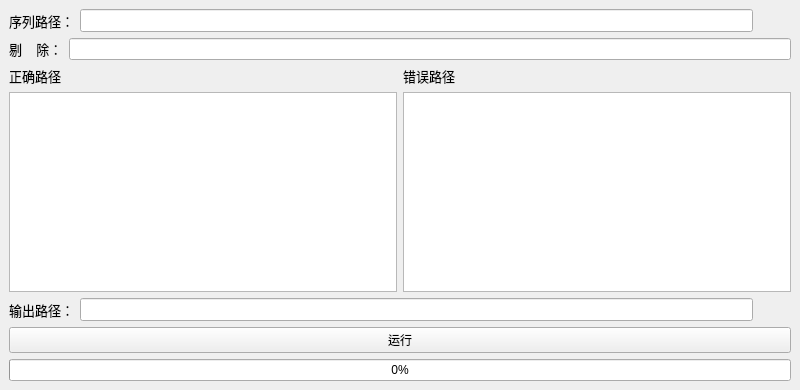
The window that source/Seq2Mov.ui (TianD/Seq2Mov) describes before a commit, drawn with Qt 5.
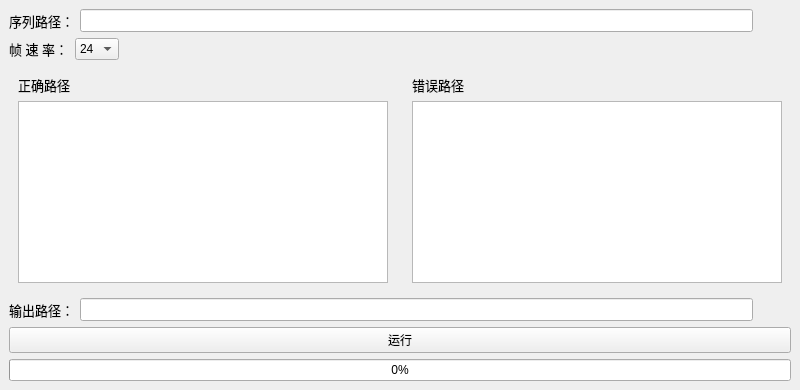
The same window after the commit. Icons and pictures are not drawn.

Patch:
```diff
--- a/source/Seq2Mov.ui
+++ b/source/Seq2Mov.ui
@@ -18,8 +18,8 @@
   </property>
   <property name="maximumSize">
    <size>
-    <width>800</width>
-    <height>390</height>
+    <width>6000</width>
+    <height>6000</height>
    </size>
   </property>
   <property name="windowTitle">
@@ -88,18 +88,43 @@
          </font>
         </property>
         <property name="text">
-         <string>剔    除：</string>
+         <string>帧 速 率：</string>
         </property>
        </widget>
       </item>
       <item>
-       <widget class="QLineEdit" name="exceptLineEdit"/>
+       <widget class="QComboBox" name="fpsComboBox">
+        <item>
+         <property name="text">
+          <string>24</string>
+         </property>
+        </item>
+        <item>
+         <property name="text">
+          <string>25</string>
+         </property>
+        </item>
+       </widget>
+      </item>
+      <item>
+       <spacer name="horizontalSpacer">
+        <property name="orientation">
+         <enum>Qt::Horizontal</enum>
+        </property>
+        <property name="sizeHint" stdset="0">
+         <size>
+          <width>40</width>
+          <height>20</height>
+         </size>
+        </property>
+       </spacer>
       </item>
      </layout>
     </item>
     <item>
      <layout class="QHBoxLayout" name="viewHorizontalLayout">
       <item>
+       <widget class="QFrame" name="rightFrame">
        <layout class="QVBoxLayout" name="rightVerticalLayout">
         <item>
          <widget class="QLabel" name="rightLabel">
@@ -117,8 +142,10 @@
          <widget class="QListView" name="rightListView"/>
         </item>
        </layout>
+       </widget>
       </item>
       <item>
+       <widget class="QFrame" name="errorFrame">
        <layout class="QVBoxLayout" name="errorVerticalLayout">
         <item>
          <widget class="QLabel" name="errorLabel">
@@ -136,6 +163,7 @@
          <widget class="QListView" name="errorListView"/>
         </item>
        </layout>
+       </widget>
       </item>
      </layout>
     </item>
```
Left out of the diff: 2 changed lines with no effect on the pictures. Lines whose indentation alone changed are shown as unchanged.
